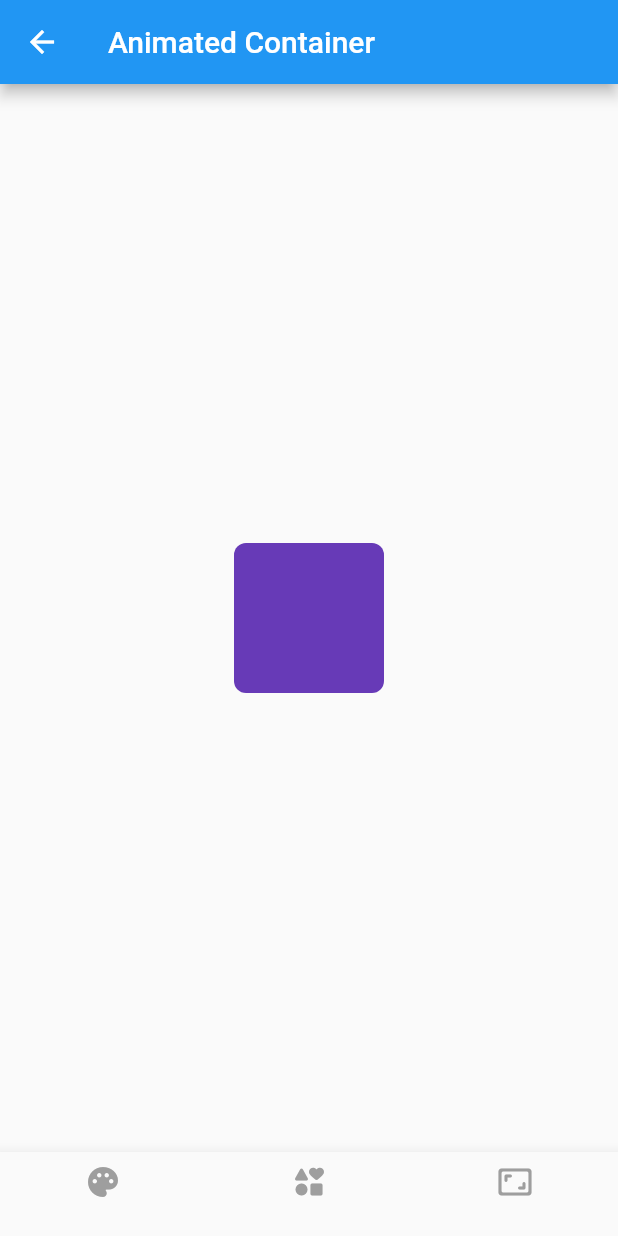
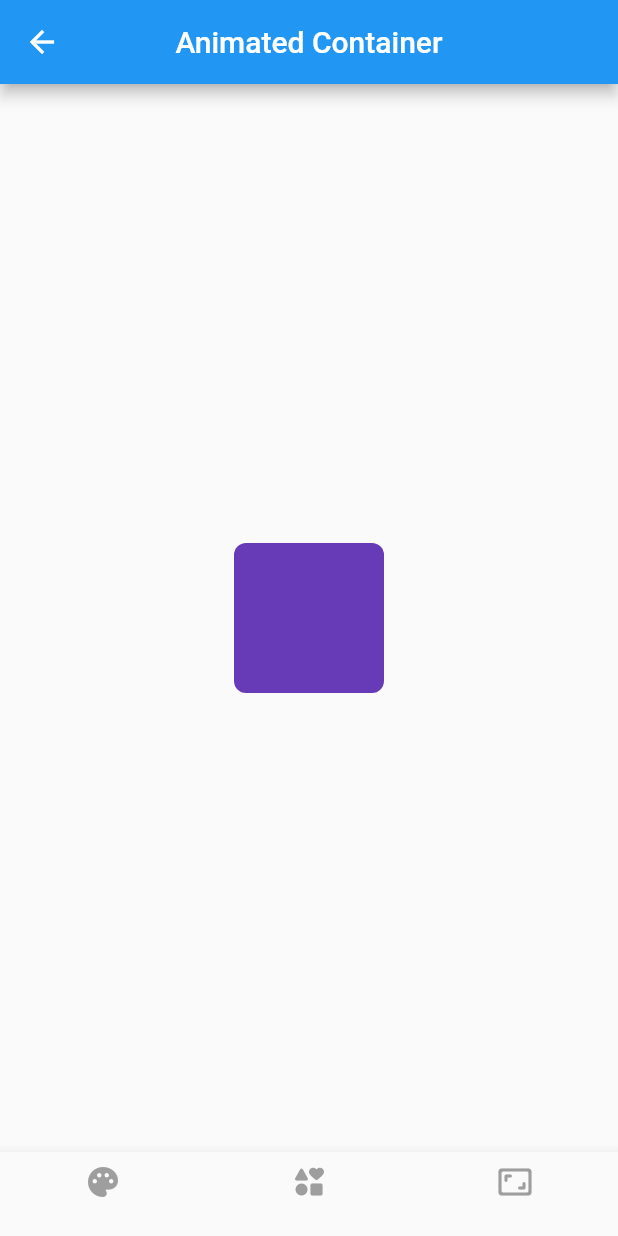
Before and after one commit to ima0112/flutter_animated, a Flutter app: the screen it shows after launch, after a tap on "Animated Container", on a phone screen of 412 x 824 dp. Run offline on Flutter 3.47's test engine with Material 2 defaults, Android fonts, the phone set to English and light mode, and no system bars; our stand-ins replace animated_text_kit, go_router, rive; generated files the repository leaves out were written again.

Commit message:
Implementando la vista de rive page

```diff
--- a/lib/src/pages/animated_container/animated_container.dart
+++ b/lib/src/pages/animated_container/animated_container.dart
@@ -40,7 +40,8 @@ class _AnimatedContainerPageState extends State<AnimatedContainerPage> {
   Widget build(BuildContext context) {
     return Scaffold(
       appBar: AppBar(
-        title: Text('Animated Container'),
+        title: const Text('Animated Container'),
+        centerTitle: true,
       ),
       body: Center(
         child: AnimatedContainer(
--- a/lib/src/pages/home_page.dart
+++ b/lib/src/pages/home_page.dart
@@ -27,6 +27,13 @@ class HomePage extends StatelessWidget {
               context.goNamed(MyRoutes.sample2.name);
             },
           ),
+          ListTile(
+            leading: const Icon(Icons.animation_rounded),
+            title: const Text('Rive Animation'),
+            onTap: () {
+              context.goNamed(MyRoutes.sample3.name);
+            },
+          ),
         ],
       ),
     );
--- a/lib/src/router/router.dart
+++ b/lib/src/router/router.dart
@@ -5,8 +5,9 @@ import 'package:go_router/go_router.dart';
 import 'package:flutter_animation/src/pages/home_page.dart';
 
 import '../pages/animated_text/animated_text.dart';
+import '../pages/rive_animations/rive_animations.dart';
 
-enum MyRoutes { home, sample1, sample2 }
+enum MyRoutes { home, sample1, sample2, sample3 }
 
 class AppRoute {
   static GoRouter get routes => _routes;
@@ -21,6 +22,7 @@ class AppRoute {
   static const String _home = '/home';
   static const String _sample1 = 'sample1';
   static const String _sample2 = 'sample2';
+  static const String _sample3 = 'sample3';
 
   static final _routes = GoRouter(
     navigatorKey: _rootNavigatorKey,
@@ -44,6 +46,11 @@ class AppRoute {
             name: MyRoutes.sample2.name,
             builder: (context, state) => const AnimatedTextPage(),
           ),
+          GoRoute(
+            path: _sample3,
+            name: MyRoutes.sample3.name,
+            builder: (context, state) => const RiveAnimationPage(),
+          ),
         ],
       ),
     ],
```
Also changed, not shown: lib/src/pages/rive_animations/rive_animations.dart (added, +83 -0 lines).
